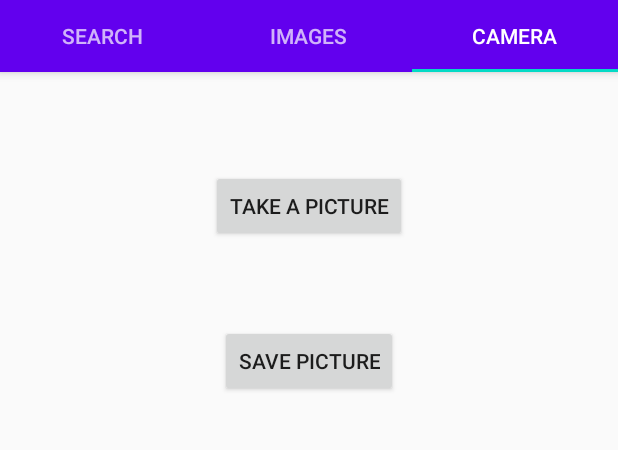
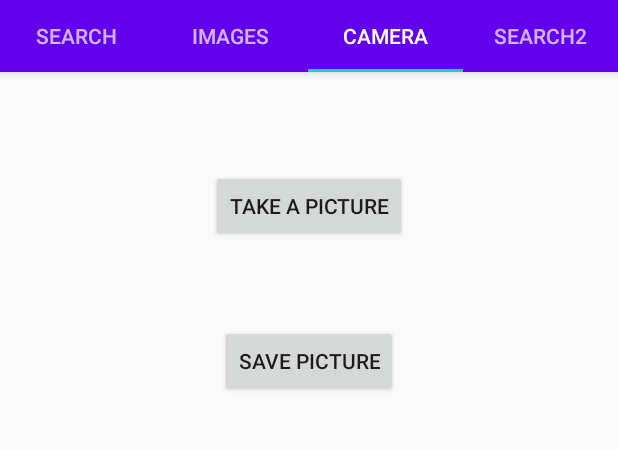
Before and after one commit to AndrewDunham/Cmpt385Project, an Android app: the screen it shows after launch (MainActivity), tab 3 chosen, on a phone screen of 412 x 824 dp, the part 89-539 px from its top. Run offline under Robolectric (Android 15) with nearby library versions, the phone set to English and light mode, and no system bars; our stand-ins replace Picasso; libraries missing offline, so code that uses them is left out: com.androidnetworking, com.androidnetworking.common, com.androidnetworking.error, com.androidnetworking.interfaces, com.androidnetworking.model; pictures from the network do not load.

Commit message:
changed image search to fragment

```diff
--- a/app/src/main/java/com/example/cmpt385/ImageSearch.java
+++ b/app/src/main/java/com/example/cmpt385/ImageSearch.java
@@ -1,9 +1,13 @@
 package com.example.cmpt385;
 
 //Andrew Dunham with help from https://www.youtube.com/watch?v=xNT1p9b_wks&ab_channel=ProgrammingWizardsTV
+import androidx.annotation.NonNull;
+import androidx.annotation.Nullable;
 import androidx.appcompat.app.AppCompatActivity;
 import android.content.Context;
 import androidx.appcompat.app.AppCompatActivity;
+import androidx.fragment.app.Fragment;
+
 import android.view.LayoutInflater;
 import android.view.View;
 import android.view.ViewGroup;
@@ -34,7 +38,12 @@ import java.util.ArrayList;
 
 import android.os.Bundle;
 
-public class ImageSearch extends AppCompatActivity{
+public class ImageSearch extends Fragment {
+
+
+    public View onCreateView(@NonNull LayoutInflater inflater, @Nullable ViewGroup container, @Nullable Bundle savedInstanceState) {
+        return inflater.inflate(R.layout.fragment4,container,false);
+    }
     //Setting up the object
     public class Image {
         private int id;
--- a/app/src/main/java/com/example/cmpt385/ui/main/SectionsPagerAdapter.java
+++ b/app/src/main/java/com/example/cmpt385/ui/main/SectionsPagerAdapter.java
@@ -23,6 +23,7 @@ import androidx.fragment.app.Fragment;
 import androidx.fragment.app.FragmentManager;
 import androidx.fragment.app.FragmentPagerAdapter;
 
+import com.example.cmpt385.ImageSearch;
 import com.example.cmpt385.R;
 import com.example.cmpt385.Tab1;
 import com.example.cmpt385.Tab2;
@@ -34,7 +35,7 @@ import com.example.cmpt385.Tab3;
 public class SectionsPagerAdapter extends FragmentPagerAdapter {
 
     @StringRes
-    private static final int[] TAB_TITLES = new int[]{R.string.tab_text_1, R.string.tab_text_2,R.string.tab_text_3};
+    private static final int[] TAB_TITLES = new int[]{R.string.tab_text_1, R.string.tab_text_2,R.string.tab_text_3,R.string.tab_text_4};
     private final Context mContext;
 
     public SectionsPagerAdapter(Context context, FragmentManager fm) {
@@ -59,6 +60,9 @@ public class SectionsPagerAdapter extends FragmentPagerAdapter {
             case 2:
                 fragment = new Tab3();
                 break;
+            case 3:
+                fragment = new ImageSearch();
+                break;
         }
         return fragment;
     }
@@ -73,6 +77,6 @@ public class SectionsPagerAdapter extends FragmentPagerAdapter {
     @Override
     public int getCount() {
         // Show 3 total pages.
-        return 3;
+        return 4;
     }
 }
--- a/app/src/main/res/layout/fragment4.xml
+++ b/app/src/main/res/layout/fragment4.xml
@@ -4,8 +4,9 @@
     xmlns:tools="http://schemas.android.com/tools"
     android:layout_width="match_parent"
     android:layout_height="match_parent"
-    android:orientation="vertical"
-    tools:context=".MainActivity">
+    android:orientation="vertical">
+    //tools:context=".MainActivity"
+
 
     <TextView
         android:id="@+id/textView"
--- a/app/src/main/res/values/strings.xml
+++ b/app/src/main/res/values/strings.xml
@@ -3,4 +3,5 @@
     <string name="tab_text_1">Search</string>
     <string name="tab_text_2">Images</string>
     <string name="tab_text_3">Camera</string>
+    <string name="tab_text_4">Search2</string>
 </resources>
```
